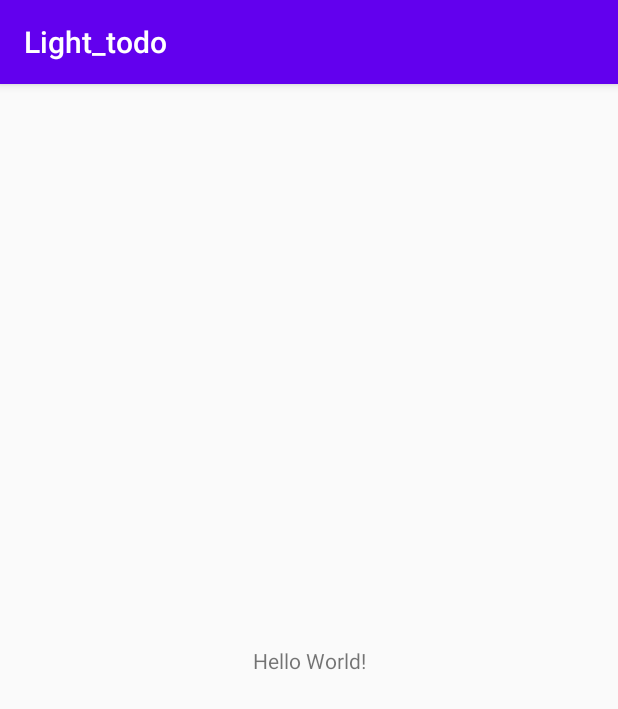
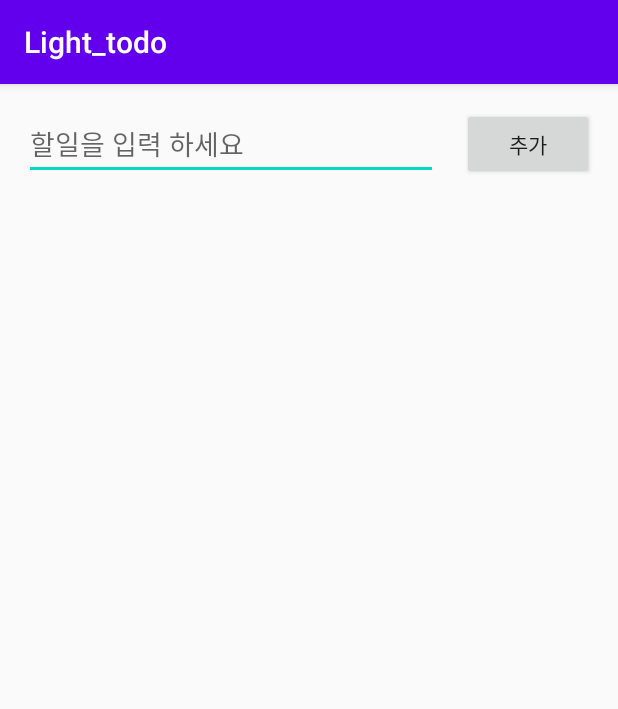
Before and after one commit to Kjy753/Todo_list, an Android app: the screen it shows after launch (MainActivity), on a phone screen of 412 x 824 dp. Shown: the top 709 px of the screen. Run offline under Robolectric (Android 15) with nearby library versions, the phone set to English and light mode, and no system bars.

Commit message:
메인 화면 레이아웃 작성 및 리사이클러뷰 추가

```diff
--- a/app/build.gradle
+++ b/app/build.gradle
@@ -30,6 +30,7 @@ dependencies {
     implementation 'androidx.core:core-ktx:1.3.2'
     implementation 'androidx.appcompat:appcompat:1.2.0'
     implementation 'androidx.constraintlayout:constraintlayout:2.0.4'
+    implementation 'androidx.recyclerview:recyclerview:1.1.0'
     testImplementation 'junit:junit:4.12'
     androidTestImplementation 'androidx.test.ext:junit:1.1.2'
     androidTestImplementation 'androidx.test.espresso:espresso-core:3.3.0'
--- a/app/src/main/res/layout/activity_main.xml
+++ b/app/src/main/res/layout/activity_main.xml
@@ -6,13 +6,40 @@
     android:layout_height="match_parent"
     tools:context=".MainActivity">
 
-    <TextView
+    <Button
+        android:id="@+id/add_button"
         android:layout_width="wrap_content"
         android:layout_height="wrap_content"
-        android:text="Hello World!"
-        app:layout_constraintBottom_toBottomOf="parent"
-        app:layout_constraintLeft_toLeftOf="parent"
-        app:layout_constraintRight_toRightOf="parent"
+        android:layout_marginTop="16dp"
+        android:layout_marginEnd="16dp"
+        android:text="추가"
+        app:layout_constraintEnd_toEndOf="parent"
         app:layout_constraintTop_toTopOf="parent" />
 
+    <EditText
+        android:id="@+id/edtiText"
+        android:layout_width="0dp"
+        android:layout_height="wrap_content"
+        android:layout_marginStart="16dp"
+        android:layout_marginTop="16dp"
+        android:layout_marginEnd="16dp"
+        android:ems="10"
+        android:hint="할일을 입력 하세요"
+        android:inputType="textPersonName"
+        app:layout_constraintEnd_toStartOf="@+id/add_button"
+        app:layout_constraintStart_toStartOf="parent"
+        app:layout_constraintTop_toTopOf="parent" />
+
+    <androidx.recyclerview.widget.RecyclerView
+        android:id="@+id/recycler_view"
+        android:layout_width="0dp"
+        android:layout_height="0dp"
+        android:layout_marginStart="16dp"
+        android:layout_marginTop="16dp"
+        android:layout_marginEnd="16dp"
+        android:layout_marginBottom="16dp"
+        app:layout_constraintBottom_toBottomOf="parent"
+        app:layout_constraintEnd_toEndOf="parent"
+        app:layout_constraintStart_toStartOf="parent"
+        app:layout_constraintTop_toBottomOf="@+id/add_button" />
 </androidx.constraintlayout.widget.ConstraintLayout>
```
